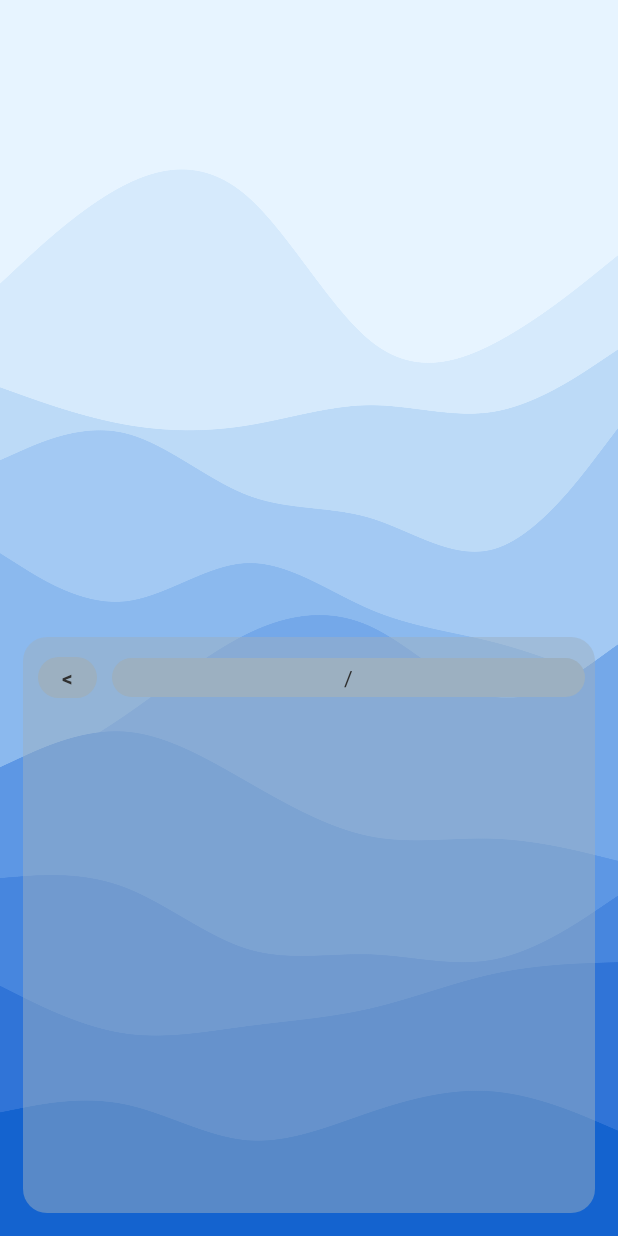
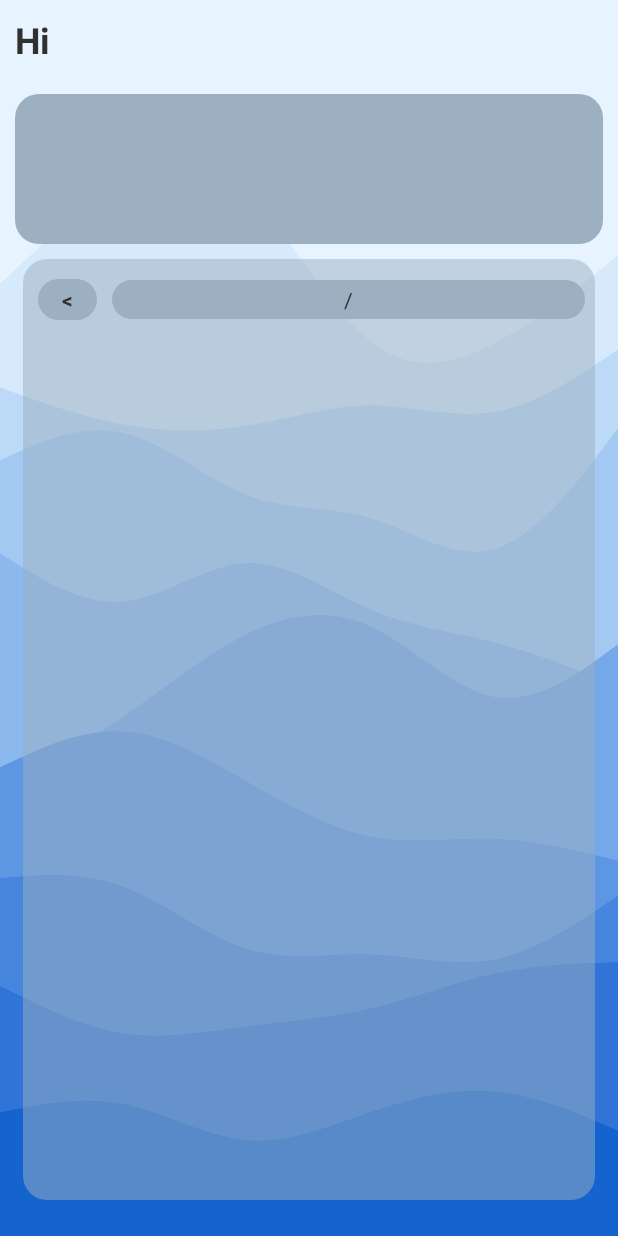
Before and after one commit to RiseGhost/Nebula_Mobile, an Android app: the HomePage screen opened directly, with no data from a screen before it, on a phone screen of 412 x 824 dp. Run offline under Robolectric (Android 15) with nearby library versions, the light colour scheme and no system bars; 1 statement that could not run was skipped.

Commit message:
Get user info and Update Hi Label on Home Page

```diff
--- a/app/src/main/java/com/riseghost/nebulamobile/HomePage.java
+++ b/app/src/main/java/com/riseghost/nebulamobile/HomePage.java
@@ -4,23 +4,28 @@ import androidx.appcompat.app.AppCompatActivity;
 
 import android.content.res.Configuration;
 import android.os.Bundle;
+import android.util.Log;
+import android.widget.TextView;
 
 import com.riseghost.nebulamobile.XMLElements.Explorer;
+import com.riseghost.nebulamobile.XMLElements.NebulaUserInfo;
 
 public class HomePage extends AppCompatActivity {
-
+    private String NebulaURL;
+    private String SessionCookie;
 
     @Override
     protected void onCreate(Bundle savedInstanceState) {
         super.onCreate(savedInstanceState);
         setContentView(R.layout.activity_home_page);
-        String SessionCookie = new ReadSessionCookie("NebulaSessionCookie",getApplicationContext()).read();
-        String NebulaURL = getIntent().getStringExtra("NebulaURL");
+        SessionCookie = new ReadSessionCookie("NebulaSessionCookie",getApplicationContext()).read();
+        NebulaURL = getIntent().getStringExtra("NebulaURL");
         Explorer explorer = findViewById(R.id.Explorer);
         explorer.setNebulaURL(NebulaURL);
         explorer.setSessionCookies(SessionCookie);
         explorer.setExplorerPath(findViewById(R.id.ExplorerPath));
         explorer.UpdatePath("/");
+        UpdateUserName();
         int currentNightMode = getResources().getConfiguration().uiMode & Configuration.UI_MODE_NIGHT_MASK;
         if (currentNightMode == Configuration.UI_MODE_NIGHT_NO) {
             getWindow().setBackgroundDrawableResource(R.drawable.homepage_light);
@@ -28,4 +33,14 @@ public class HomePage extends AppCompatActivity {
             getWindow().setBackgroundDrawableResource(R.drawable.homepage_dark);
         }
     }
+
+    public void UpdateUserName() {
+        TextView UserName = findViewById(R.id.UserName);
+        try{
+            NebulaUserInfo nebulaUserInfo = new NebulaUserInfo(NebulaURL,SessionCookie);
+            UserName.setText("Hi 👋🏻\n" + nebulaUserInfo.getUser().getName());
+        }   catch (InterruptedException e){
+            UserName.setText("Undefined");
+        }
+    }
 }
--- a/app/src/main/java/com/riseghost/nebulamobile/ReaderJSON.java
+++ b/app/src/main/java/com/riseghost/nebulamobile/ReaderJSON.java
@@ -72,7 +72,6 @@ public class ReaderJSON {
             }
         }
         jsonReader.endObject();
-        //Log.d("JSONREADERNEBULA", jsonObject.toString());
         return jsonObject;
     }
 
--- /dev/null
+++ b/app/src/main/java/com/riseghost/nebulamobile/User.java
@@ -0,0 +1,14 @@
+package com.riseghost.nebulamobile;
+
+public class User {
+    private final String name;
+    private final String email;
+
+    public User(String name, String email){
+        this.name = name;
+        this.email = email;
+    }
+
+    public String getName() { return this.name; }
+    public String getEmail() { return this.email; }
+}
--- /dev/null
+++ b/app/src/main/java/com/riseghost/nebulamobile/XMLElements/NebulaUserInfo.java
@@ -0,0 +1,45 @@
+package com.riseghost.nebulamobile.XMLElements;
+
+import android.util.Log;
+
+import com.riseghost.nebulamobile.ReaderJSON;
+import com.riseghost.nebulamobile.User;
+
+import org.json.JSONObject;
+
+import java.net.URL;
+
+import javax.net.ssl.HttpsURLConnection;
+
+public class NebulaUserInfo extends Thread{
+    private String NebulaURL;
+    private String SessionCookies;
+    private User user;
+
+    public NebulaUserInfo(String NebulaURL, String SessionCookies){
+        this.NebulaURL = NebulaURL + "/user_info";
+        this.SessionCookies = SessionCookies;
+        this.start();
+    }
+
+    @Override
+    public void run(){
+        try{
+            URL url = new URL(this.NebulaURL);
+            HttpsURLConnection httpsURLConnection = (HttpsURLConnection) url.openConnection();
+            httpsURLConnection.setRequestMethod("GET");
+            httpsURLConnection.setRequestProperty("Content-Type", "application/x-www-form-urlencoded");
+            httpsURLConnection.setRequestProperty("Cookie","connect.sid" + "=" + this.SessionCookies);
+
+            JSONObject Uinfo = new ReaderJSON(httpsURLConnection.getInputStream()).read();
+            this.user = new User(Uinfo.getString("name"),Uinfo.getString("email"));
+        }   catch (Exception e){
+            Log.e("NEBULAuserINFo",e.getMessage());
+        }
+    }
+
+    public User getUser() throws InterruptedException {
+        this.join();
+        return this.user;
+    }
+}
--- a/app/src/main/res/layout/activity_home_page.xml
+++ b/app/src/main/res/layout/activity_home_page.xml
@@ -6,29 +6,62 @@
     android:layout_height="match_parent"
     tools:context=".HomePage">
 
+    <LinearLayout
+        android:layout_width="match_parent"
+        android:layout_height="match_parent"
+        android:orientation="vertical"
+        app:layout_constraintBottom_toBottomOf="parent"
+        app:layout_constraintEnd_toEndOf="parent"
+        app:layout_constraintStart_toStartOf="parent"
+        app:layout_constraintTop_toTopOf="parent">
+
+        <LinearLayout
+            android:layout_width="match_parent"
+            android:layout_height="wrap_content"
+            android:orientation="horizontal"
+            android:layout_margin="10dp">
+            <TextView
+                android:id="@+id/UserName"
+                android:layout_width="wrap_content"
+                android:layout_height="wrap_content"
+                android:text="Hi"
+                android:textSize="24dp"
+                android:textStyle="bold"/>
+        </LinearLayout>
+
+        <LinearLayout
+            android:layout_width="match_parent"
+            android:layout_height="100dp"
+            android:orientation="horizontal"
+            android:layout_margin="10dp"
+            android:background="@drawable/container">
+        </LinearLayout>
+
         <com.riseghost.nebulamobile.XMLElements.ExplorerPath
             android:id="@+id/ExplorerPath"
             android:layout_width="match_parent"
             android:layout_height="wrap_content"
-        app:layout_constraintBottom_toTopOf="@+id/scrollExpolorer"
+            android:layout_marginLeft="15dp"
             android:layout_marginRight="15dp"
-        android:layout_marginLeft="15dp"
+            android:gravity="center"
             android:padding="3dp"
-        android:gravity="center"/>
+            app:layout_constraintBottom_toTopOf="@+id/scrollExpolorer" />
 
         <ScrollView
             android:id="@+id/scrollExpolorer"
             android:layout_width="match_parent"
-        android:layout_height="330dp"
+            android:layout_height="match_parent"
+            android:layout_marginLeft="15dp"
+            android:layout_marginRight="15dp"
             android:layout_marginBottom="24dp"
+            android:background="@drawable/container_transparent_bottom"
+            android:paddingTop="5dp"
+            android:paddingBottom="5dp"
             app:layout_constraintBottom_toBottomOf="parent"
             app:layout_constraintEnd_toEndOf="parent"
             app:layout_constraintHorizontal_bias="0.0"
             app:layout_constraintStart_toStartOf="parent"
-        android:background="@drawable/container_transparent_bottom"
-        android:layout_margin="15dp"
-        android:paddingTop="5dp"
-        android:paddingBottom="5dp">
+            app:layout_constraintTop_toBottomOf="@+id/view">
 
 
             <com.riseghost.nebulamobile.XMLElements.Explorer
@@ -40,5 +73,6 @@
             </com.riseghost.nebulamobile.XMLElements.Explorer>
 
         </ScrollView>
+    </LinearLayout>
 
 </androidx.constraintlayout.widget.ConstraintLayout>
```
Lines whose indentation alone changed are shown as unchanged.
